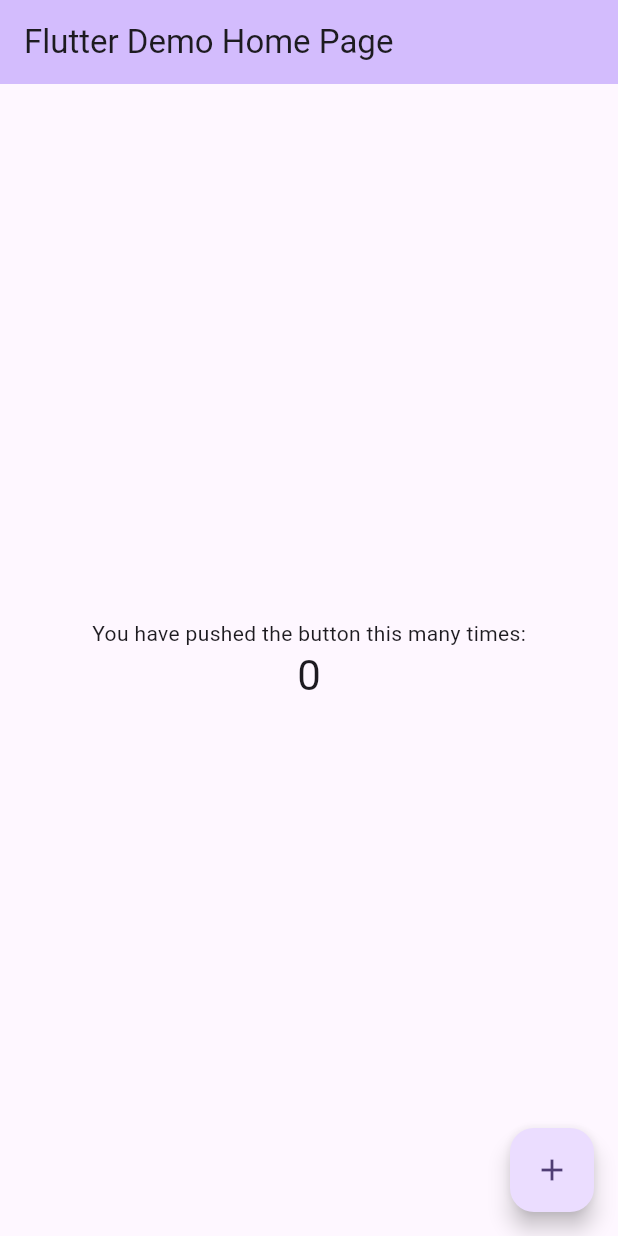
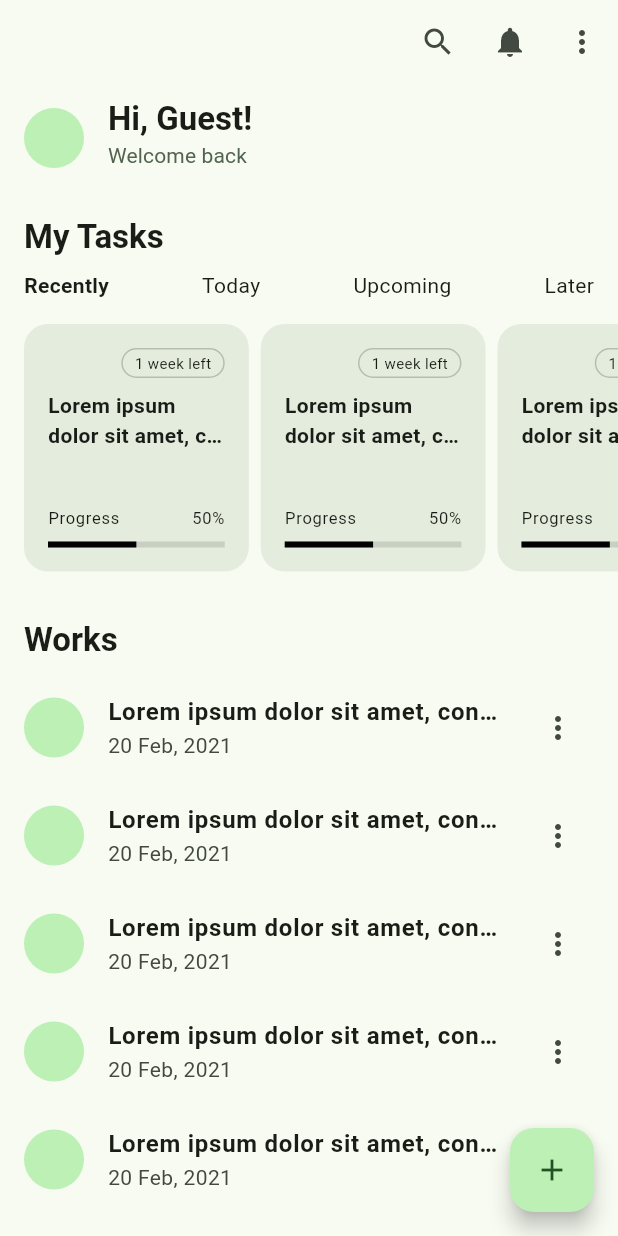
Before and after one commit to rizentium/totick, a Flutter app: the screen it shows after launch, on a phone screen of 412 x 824 dp. Run offline on Flutter 3.47's test engine with Material 2 defaults, Android fonts, the phone set to English and light mode, and no system bars; our stand-ins replace go_router.

Commit message:
feat(home): add ui design

```diff
--- a/lib/app/presentation/home/route/home_route.dart
+++ b/lib/app/presentation/home/route/home_route.dart
@@ -9,9 +9,7 @@ class HomeRoute {
     return [
       GoRoute(
         path: home,
-        builder: (context, state) => const MyHomePage(
-          title: 'Flutter Demo Home Page',
-        ),
+        builder: (context, state) => HomeScreen.create(),
       ),
     ];
   }
--- a/lib/app/presentation/home/screen/home_screen.dart
+++ b/lib/app/presentation/home/screen/home_screen.dart
@@ -1,89 +1,66 @@
 import 'package:flutter/material.dart';
 
-class MyHomePage extends StatefulWidget {
-  const MyHomePage({super.key, required this.title});
+import '../../../../config/environment.dart';
+import '../section/task/home_task_section.dart';
+import '../section/user/home_user_section.dart';
+import '../section/work/home_work_section.dart';
 
-  // This widget is the home page of your application. It is stateful, meaning
-  // that it has a State object (defined below) that contains fields that affect
-  // how it looks.
-
-  // This class is the configuration for the state. It holds the values (in this
-  // case the title) provided by the parent (in this case the App widget) and
-  // used by the build method of the State. Fields in a Widget subclass are
-  // always marked "final".
+class HomeScreen extends StatefulWidget {
+  const HomeScreen({super.key, required this.title});
 
   final String title;
 
   @override
-  State<MyHomePage> createState() => _MyHomePageState();
+  State<HomeScreen> createState() => _HomeScreenState();
+
+  static Widget create({String? title}) {
+    return HomeScreen(title: title ?? Environment.name);
+  }
 }
 
-class _MyHomePageState extends State<MyHomePage> {
-  int _counter = 0;
-
-  void _incrementCounter() {
-    setState(() {
-      // This call to setState tells the Flutter framework that something has
-      // changed in this State, which causes it to rerun the build method below
-      // so that the display can reflect the updated values. If we changed
-      // _counter without calling setState(), then the build method would not be
-      // called again, and so nothing would appear to happen.
-      _counter++;
-    });
-  }
-
+class _HomeScreenState extends State<HomeScreen> {
   @override
   Widget build(BuildContext context) {
-    // This method is rerun every time setState is called, for instance as done
-    // by the _incrementCounter method above.
-    //
-    // The Flutter framework has been optimized to make rerunning build methods
-    // fast, so that you can just rebuild anything that needs updating rather
-    // than having to individually change instances of widgets.
     return Scaffold(
       appBar: AppBar(
-        // TRY THIS: Try changing the color here to a specific color (to
-        // Colors.amber, perhaps?) and trigger a hot reload to see the AppBar
-        // change color while the other colors stay the same.
-        backgroundColor: Theme.of(context).colorScheme.inversePrimary,
-        // Here we take the value from the MyHomePage object that was created by
-        // the App.build method, and use it to set our appbar title.
-        title: Text(widget.title),
+        actions: [
+          IconButton(
+            onPressed: () {},
+            icon: const Icon(Icons.search),
           ),
-      body: Center(
-        // Center is a layout widget. It takes a single child and positions it
-        // in the middle of the parent.
-        child: Column(
-          // Column is also a layout widget. It takes a list of children and
-          // arranges them vertically. By default, it sizes itself to fit its
-          // children horizontally, and tries to be as tall as its parent.
-          //
-          // Column has various properties to control how it sizes itself and
-          // how it positions its children. Here we use mainAxisAlignment to
-          // center the children vertically; the main axis here is the vertical
-          // axis because Columns are vertical (the cross axis would be
-          // horizontal).
-          //
-          // TRY THIS: Invoke "debug painting" (choose the "Toggle Debug Paint"
-          // action in the IDE, or press "p" in the console), to see the
-          // wireframe for each widget.
-          mainAxisAlignment: MainAxisAlignment.center,
-          children: <Widget>[
-            const Text(
-              'You have pushed the button this many times:',
+          IconButton(
+            onPressed: () {},
+            icon: const Icon(Icons.notifications),
           ),
-            Text(
-              '$_counter',
-              style: Theme.of(context).textTheme.headlineMedium,
+          IconButton(
+            onPressed: () {},
+            icon: const Icon(Icons.more_vert),
           ),
         ],
       ),
+      body: _buildBody(),
+      floatingActionButton: FloatingActionButton(
+        onPressed: () {},
+        tooltip: 'Create',
+        child: const Icon(Icons.add),
       ),
-      floatingActionButton: FloatingActionButton(
-        onPressed: _incrementCounter,
-        tooltip: 'Increment',
-        child: const Icon(Icons.add),
-      ), // This trailing comma makes auto-formatting nicer for build methods.
+    );
+  }
+
+  Widget _buildBody() {
+    const items = [
+      HomeUserSection(),
+      SizedBox(height: 16),
+      HomeTaskSection(),
+      SizedBox(height: 32),
+      HomeWorkSection(),
+    ];
+
+    return const SingleChildScrollView(
+      child: Column(
+        mainAxisSize: MainAxisSize.min,
+        children: items,
+      ),
     );
   }
 }
--- /dev/null
+++ b/lib/app/presentation/home/section/task/home_task_section.dart
@@ -0,0 +1,81 @@
+import 'package:flutter/material.dart';
+
+import '../../../../../core/design/widget/totick_button.dart';
+import '../../widget/task_tile.dart';
+
+class HomeTaskSection extends StatelessWidget {
+  const HomeTaskSection({super.key});
+
+  @override
+  Widget build(BuildContext context) {
+    return Column(
+      crossAxisAlignment: CrossAxisAlignment.start,
+      children: [
+        Padding(
+          padding: const EdgeInsets.symmetric(horizontal: 16.0),
+          child: Text(
+            'My Tasks',
+            style: Theme.of(context)
+                .textTheme
+                .titleLarge
+                ?.copyWith(fontWeight: FontWeight.bold),
+          ),
+        ),
+        const SizedBox(height: 8.0),
+        Padding(
+          padding: const EdgeInsets.symmetric(horizontal: 16.0),
+          child: Row(
+            mainAxisAlignment: MainAxisAlignment.spaceBetween,
+            children: [
+              ToTickButton(
+                onTap: () {},
+                title: 'Recently',
+                isSelected: true,
+              ),
+              ToTickButton(
+                title: 'Today',
+                onTap: () {},
+              ),
+              ToTickButton(
+                title: 'Upcoming',
+                onTap: () {},
+              ),
+              ToTickButton(
+                title: 'Later',
+                onTap: () {},
+              ),
+            ],
+          ),
+        ),
+        const SizedBox(height: 16.0),
+        SizedBox(
+          height: 165.0,
+          child: ListView.separated(
+            physics: const ClampingScrollPhysics(),
+            shrinkWrap: true,
+            scrollDirection: Axis.horizontal,
+            itemCount: 5,
+            itemBuilder: (BuildContext context, int index) {
+              if (index == 0) {
+                return Row(
+                  children: [
+                    const SizedBox(width: 16.0),
+                    SizedBox(
+                      width: MediaQuery.of(context).size.width / 2.75,
+                      child: const TaskTile(),
+                    ),
+                  ],
+                );
+              }
+              return SizedBox(
+                width: MediaQuery.of(context).size.width / 2.75,
+                child: const TaskTile(),
+              );
+            },
+            separatorBuilder: (context, index) => const SizedBox(width: 8.0),
+          ),
+        ),
+      ],
+    );
+  }
+}
--- /dev/null
+++ b/lib/app/presentation/home/section/user/home_user_section.dart
@@ -0,0 +1,25 @@
+import 'package:flutter/material.dart';
+
+class HomeUserSection extends StatelessWidget {
+  const HomeUserSection({super.key});
+
+  @override
+  Widget build(BuildContext context) {
+    return ListTile(
+      leading: const CircleAvatar(),
+      title: Text(
+        'Hi, Guest!',
+        style: Theme.of(context).textTheme.titleLarge?.copyWith(
+              fontWeight: FontWeight.bold,
+            ),
+      ),
+      subtitle: Text(
+        'Welcome back',
+        style: Theme.of(context).textTheme.labelLarge?.copyWith(
+              color: Theme.of(context).colorScheme.secondary,
+              fontWeight: FontWeight.w400,
+            ),
+      ),
+    );
+  }
+}
--- /dev/null
+++ b/lib/app/presentation/home/section/work/home_work_section.dart
@@ -0,0 +1,50 @@
+import 'package:flutter/material.dart';
+
+class HomeWorkSection extends StatelessWidget {
+  const HomeWorkSection({super.key});
+
+  @override
+  Widget build(BuildContext context) {
+    return Column(
+      crossAxisAlignment: CrossAxisAlignment.start,
+      children: [
+        Padding(
+          padding: const EdgeInsets.symmetric(horizontal: 16.0),
+          child: Text(
+            'Works',
+            style: Theme.of(context)
+                .textTheme
+                .titleLarge
+                ?.copyWith(fontWeight: FontWeight.bold),
+          ),
+        ),
+        const SizedBox(height: 8.0),
+        _buildWorkItemList(),
+      ],
+    );
+  }
+
+  Widget _buildWorkItemList() {
+    return Column(
+      children: [1, 2, 3, 4, 5, 6, 7]
+          .map((e) => ListTile(
+                contentPadding: const EdgeInsets.symmetric(horizontal: 16.0),
+                leading: const CircleAvatar(),
+                title: const Text(
+                  'Lorem ipsum dolor sit amet, consectetur adipiscing elit, '
+                  'sed do eiusmod tempor incididunt ut labore et dolore magna aliqua',
+                  style: TextStyle(fontWeight: FontWeight.bold),
+                  maxLines: 1,
+                  overflow: TextOverflow.ellipsis,
+                ),
+                subtitle: const Text('20 Feb, 2021'),
+                trailing: IconButton(
+                  onPressed: () {},
+                  icon: const Icon(Icons.more_vert),
+                ),
+                onTap: () {},
+              ))
+          .toList(),
+    );
+  }
+}
--- /dev/null
+++ b/lib/app/presentation/home/widget/task_tile.dart
@@ -0,0 +1,83 @@
+import 'package:flutter/material.dart';
+
+class TaskTile extends StatelessWidget {
+  const TaskTile({super.key});
+
+  @override
+  Widget build(BuildContext context) {
+    return Container(
+      padding: const EdgeInsets.all(16.0),
+      decoration: BoxDecoration(
+        color: Theme.of(context).colorScheme.primary.withOpacity(0.1),
+        borderRadius: BorderRadius.circular(16.0),
+      ),
+      child: Column(
+        mainAxisAlignment: MainAxisAlignment.spaceBetween,
+        children: [
+          Column(
+            crossAxisAlignment: CrossAxisAlignment.end,
+            children: [
+              Container(
+                padding: const EdgeInsets.symmetric(
+                  horizontal: 8.0,
+                  vertical: 2.0,
+                ),
+                decoration: BoxDecoration(
+                  border: Border.all(
+                      color: Theme.of(context)
+                          .colorScheme
+                          .shadow
+                          .withOpacity(0.2)),
+                  borderRadius: BorderRadius.circular(16.0),
+                ),
+                child: const Text(
+                  '1 week left',
+                  style: TextStyle(fontSize: 10.0),
+                ),
+              ),
+              const SizedBox(height: 8.0),
+              const Text(
+                'Lorem ipsum dolor sit amet, consectetur adipiscing elit, '
+                'sed do eiusmod tempor incididunt ut labore et dolore magna aliqua',
+                style: TextStyle(
+                  fontWeight: FontWeight.bold,
+                ),
+                maxLines: 2,
+                overflow: TextOverflow.ellipsis,
+              ),
+            ],
+          ),
+          Column(
+            children: [
+              Row(
+                mainAxisAlignment: MainAxisAlignment.spaceBetween,
+                children: [
+                  Text(
+                    'Progress',
+                    style: Theme.of(context)
+                        .textTheme
+                        .labelSmall
+                        ?.copyWith(fontWeight: FontWeight.w400),
+                  ),
+                  Text(
+                    '50%',
+                    style: Theme.of(context)
+                        .textTheme
+                        .labelSmall
+                        ?.copyWith(fontWeight: FontWeight.w400),
+                  ),
+                ],
+              ),
+              SizedBox(height: 8.0),
+              LinearProgressIndicator(
+                value: 0.5,
+                backgroundColor: Colors.black12,
+                valueColor: AlwaysStoppedAnimation<Color>(Colors.black),
+              ),
+            ],
+          ),
+        ],
+      ),
+    );
+  }
+}
--- a/lib/core/design/theme.dart
+++ b/lib/core/design/theme.dart
@@ -2,22 +2,7 @@ import 'package:flutter/material.dart';
 
 class ToTickTheme {
   static ThemeData primary = ThemeData(
-    // This is the theme of your application.
-    //
-    // TRY THIS: Try running your application with "flutter run". You'll see
-    // the application has a blue toolbar. Then, without quitting the app,
-    // try changing the seedColor in the colorScheme below to Colors.green
-    // and then invoke "hot reload" (save your changes or press the "hot
-    // reload" button in a Flutter-supported IDE, or press "r" if you used
-    // the command line to start the app).
-    //
-    // Notice that the counter didn't reset back to zero; the application
-    // state is not lost during the reload. To reset the state, use hot
-    // restart instead.
-    //
-    // This works for code too, not just values: Most code changes can be
-    // tested with just a hot reload.
-    colorScheme: ColorScheme.fromSeed(seedColor: Colors.deepPurple),
+    colorScheme: ColorScheme.fromSeed(seedColor: Colors.green),
     useMaterial3: true,
   );
 }
--- /dev/null
+++ b/lib/core/design/widget/totick_button.dart
@@ -0,0 +1,29 @@
+import 'package:flutter/material.dart';
+
+class ToTickButton extends StatelessWidget {
+  final String title;
+  final void Function()? onTap;
+  final bool isSelected;
+
+  const ToTickButton({
+    super.key,
+    required this.title,
+    this.onTap,
+    this.isSelected = false,
+  });
+
+  @override
+  Widget build(BuildContext context) {
+    return InkWell(
+      onTap: onTap,
+      child: Ink(
+        child: Text(
+          title,
+          style: TextStyle(
+            fontWeight: isSelected ? FontWeight.bold : FontWeight.normal,
+          ),
+        ),
+      ),
+    );
+  }
+}
```
Lines whose indentation alone changed are shown as unchanged.
